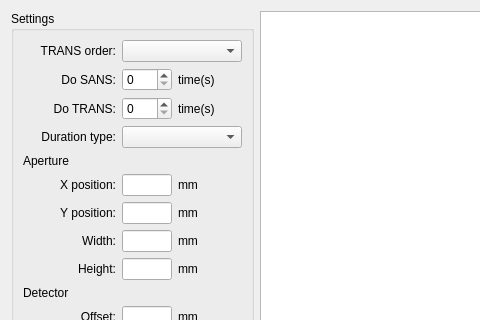
Qt form nicos_ess/loki/gui/ui_files/loki_scriptbuilder.ui (mlz-ictrl/nicos) before a commit; both pictures show x 0 to 480 and y 0 to 320 of the 1051 by 724 pixel window.
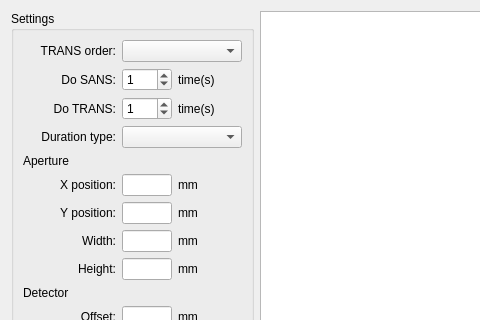
The same form after that commit.

Commit message: Set defaults for do sans and do trans to 1

Patch:
```diff
--- a/nicos_ess/loki/gui/ui_files/loki_scriptbuilder.ui
+++ b/nicos_ess/loki/gui/ui_files/loki_scriptbuilder.ui
@@ -106,7 +106,11 @@
        </widget>
       </item>
       <item row="1" column="1">
-       <widget class="QSpinBox" name="spinBox_2"/>
+       <widget class="QSpinBox" name="spinBox_2">
+        <property name="value">
+         <number>1</number>
+        </property>
+       </widget>
       </item>
       <item row="13" column="0">
        <widget class="QCheckBox" name="chkShowTempColumn">
@@ -161,7 +165,11 @@
        </widget>
       </item>
       <item row="2" column="1">
-       <widget class="QSpinBox" name="spinBox_3"/>
+       <widget class="QSpinBox" name="spinBox_3">
+        <property name="value">
+         <number>1</number>
+        </property>
+       </widget>
       </item>
       <item row="14" column="0">
        <spacer name="verticalSpacer">
```
